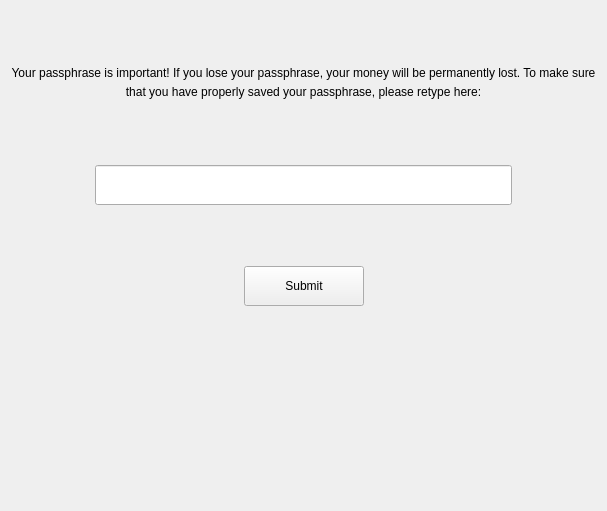
The window that windows_desktop/c_newseedtest.ui (0xkobe/mwc-wallet) describes before a commit, drawn with Qt 5.
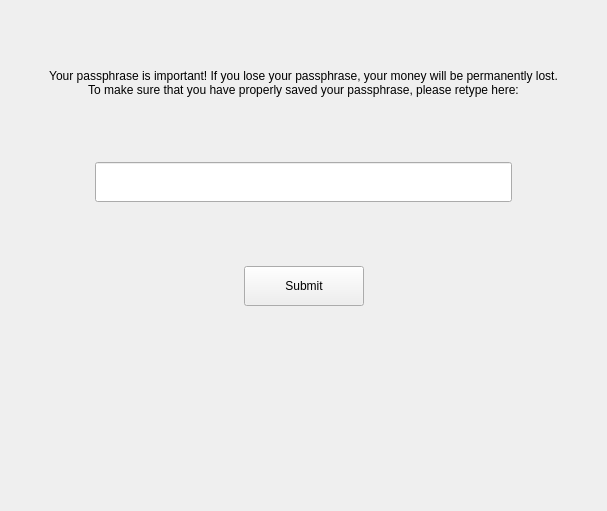
The same window after the commit. Custom widgets are drawn as their Qt base class.

Commit message: https://github.com/mwcproject/mwc-qt-wallet/issues/360

```diff
--- a/windows_desktop/c_newseedtest.ui
+++ b/windows_desktop/c_newseedtest.ui
@@ -30,12 +30,8 @@
    <item>
     <widget class="control::MwcLabelNormal" name="label_3">
      <property name="text">
-      <string>&lt;!DOCTYPE HTML PUBLIC &quot;-//W3C//DTD HTML 4.0//EN&quot; &quot;http://www.w3.org/TR/REC-html40/strict.dtd&quot;&gt;
-&lt;html&gt;&lt;head&gt;&lt;meta name=&quot;qrichtext&quot; content=&quot;1&quot; /&gt;&lt;style type=&quot;text/css&quot;&gt;
-p, li { white-space: pre-wrap; }
-&lt;/style&gt;&lt;/head&gt;&lt;body style=&quot;line-height:138%;&quot;&gt;
-&lt;p&gt;
-Your passphrase is important! If you lose your passphrase, your money will be permanently lost. To make sure that you have properly saved your passphrase, please retype here:&lt;/p&gt;&lt;/body&gt;&lt;/html&gt;</string>
+      <string>Your passphrase is important! If you lose your passphrase, your money will be permanently lost.
+To make sure that you have properly saved your passphrase, please retype here:</string>
      </property>
      <property name="alignment">
       <set>Qt::AlignCenter</set>
```
The commit also changes 5 other files.
